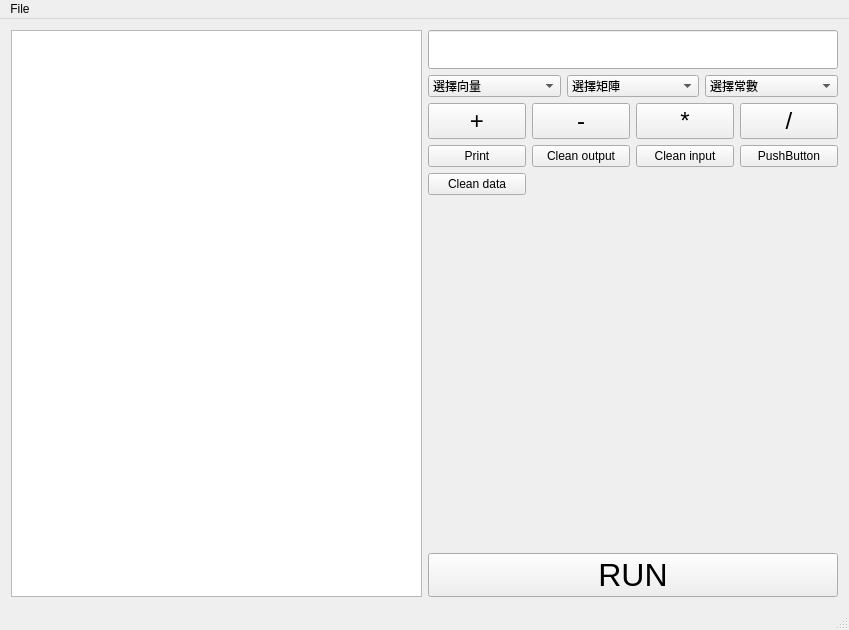
First picture: the form in mainwindow.ui, repository B10215029/linearcalc, before the edit.
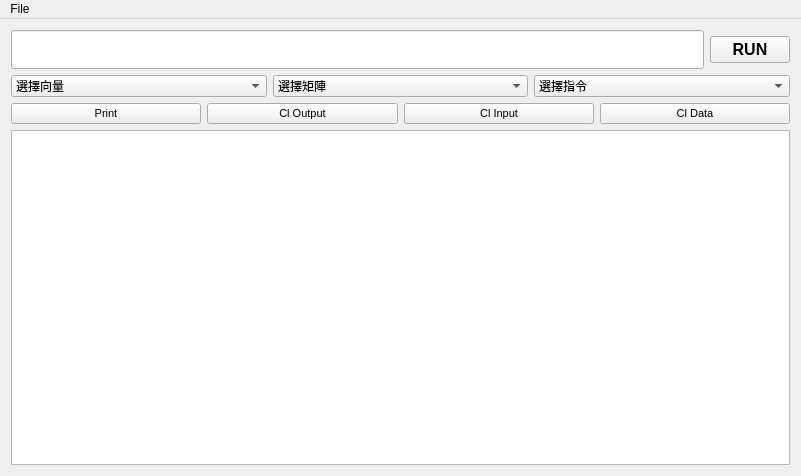
Second picture: the form after the edit.

Commit message: 輸出、輸入、UI 大翻修，基本上只剩儲存

What changed in the file:
```diff
--- a/mainwindow.ui
+++ b/mainwindow.ui
@@ -6,8 +6,8 @@
    <rect>
     <x>0</x>
     <y>0</y>
-    <width>849</width>
-    <height>630</height>
+    <width>801</width>
+    <height>476</height>
    </rect>
   </property>
   <property name="windowTitle">
@@ -15,23 +15,34 @@
   </property>
   <widget class="QWidget" name="centralWidget">
    <layout class="QHBoxLayout" name="horizontalLayout_2">
-    <item>
-     <widget class="QTextBrowser" name="textBrowser">
-      <property name="lineWrapMode">
-       <enum>QTextEdit::NoWrap</enum>
-      </property>
-     </widget>
-    </item>
     <item>
      <layout class="QVBoxLayout" name="verticalLayout_2">
       <item>
-       <widget class="QLineEdit" name="lineEdit">
-        <property name="font">
-         <font>
-          <pointsize>20</pointsize>
-         </font>
-        </property>
-       </widget>
+       <layout class="QHBoxLayout" name="horizontalLayout_8">
+        <item>
+         <widget class="QLineEdit" name="lineEdit">
+          <property name="font">
+           <font>
+            <pointsize>20</pointsize>
+           </font>
+          </property>
+         </widget>
+        </item>
+        <item>
+         <widget class="QPushButton" name="pushButton">
+          <property name="font">
+           <font>
+            <pointsize>12</pointsize>
+            <weight>75</weight>
+            <bold>true</bold>
+           </font>
+          </property>
+          <property name="text">
+           <string>RUN</string>
+          </property>
+         </widget>
+        </item>
+       </layout>
       </item>
       <item>
        <layout class="QHBoxLayout" name="horizontalLayout">
@@ -63,7 +74,7 @@
           </property>
           <item>
            <property name="text">
-            <string>選擇常數</string>
+            <string>選擇指令</string>
            </property>
           </item>
           <item>
@@ -122,113 +133,68 @@
       </item>
       <item>
        <layout class="QGridLayout" name="gridLayout">
-        <item row="4" column="2">
-         <widget class="QPushButton" name="pushButton_8">
-          <property name="text">
-           <string>Clean input</string>
-          </property>
-         </widget>
-        </item>
-        <item row="4" column="3">
-         <widget class="QPushButton" name="pushButton_9">
-          <property name="text">
-           <string>PushButton</string>
-          </property>
-         </widget>
-        </item>
-        <item row="4" column="1">
-         <widget class="QPushButton" name="pushButton_7">
-          <property name="text">
-           <string>Clean output</string>
-          </property>
-         </widget>
-        </item>
-        <item row="4" column="0">
-         <widget class="QPushButton" name="pushButton_6">
-          <property name="text">
-           <string>Print</string>
-          </property>
-         </widget>
-        </item>
-        <item row="3" column="3">
-         <widget class="QPushButton" name="pushButton_5">
-          <property name="font">
-           <font>
-            <pointsize>18</pointsize>
-           </font>
-          </property>
-          <property name="text">
-           <string>/</string>
-          </property>
-         </widget>
-        </item>
-        <item row="3" column="0">
-         <widget class="QPushButton" name="pushButton_2">
-          <property name="font">
-           <font>
-            <pointsize>18</pointsize>
-           </font>
-          </property>
-          <property name="text">
-           <string>+</string>
-          </property>
-         </widget>
-        </item>
-        <item row="3" column="2">
+        <item row="0" column="4">
          <widget class="QPushButton" name="pushButton_4">
           <property name="font">
            <font>
-            <pointsize>18</pointsize>
+            <pointsize>8</pointsize>
+            <weight>50</weight>
+            <bold>false</bold>
            </font>
           </property>
           <property name="text">
-           <string>*</string>
+           <string>Cl Input</string>
           </property>
          </widget>
         </item>
-        <item row="3" column="1">
+        <item row="0" column="5">
+         <widget class="QPushButton" name="pushButton_5">
+          <property name="font">
+           <font>
+            <pointsize>8</pointsize>
+            <weight>50</weight>
+            <bold>false</bold>
+           </font>
+          </property>
+          <property name="text">
+           <string>Cl Data</string>
+          </property>
+         </widget>
+        </item>
+        <item row="0" column="3">
          <widget class="QPushButton" name="pushButton_3">
           <property name="font">
            <font>
-            <pointsize>18</pointsize>
+            <pointsize>8</pointsize>
+            <weight>50</weight>
+            <bold>false</bold>
            </font>
           </property>
           <property name="text">
-           <string>-</string>
+           <string>Cl Output</string>
           </property>
          </widget>
         </item>
-        <item row="5" column="0">
-         <widget class="QPushButton" name="pushButton_10">
+        <item row="0" column="1">
+         <widget class="QPushButton" name="pushButton_2">
+          <property name="font">
+           <font>
+            <pointsize>8</pointsize>
+            <weight>50</weight>
+            <bold>false</bold>
+           </font>
+          </property>
           <property name="text">
-           <string>Clean data</string>
+           <string>Print</string>
           </property>
          </widget>
         </item>
        </layout>
       </item>
       <item>
-       <spacer name="verticalSpacer">
-        <property name="orientation">
-         <enum>Qt::Vertical</enum>
-        </property>
-        <property name="sizeHint" stdset="0">
-         <size>
-          <width>20</width>
-          <height>40</height>
-         </size>
-        </property>
-       </spacer>
-      </item>
-      <item>
-       <widget class="QPushButton" name="pushButton">
-        <property name="font">
-         <font>
-          <pointsize>24</pointsize>
-         </font>
-        </property>
-        <property name="text">
-         <string>RUN</string>
+       <widget class="QTextBrowser" name="textBrowser">
+        <property name="lineWrapMode">
+         <enum>QTextEdit::NoWrap</enum>
         </property>
        </widget>
       </item>
@@ -241,8 +207,8 @@
     <rect>
      <x>0</x>
      <y>0</y>
-     <width>849</width>
-     <height>25</height>
+     <width>801</width>
+     <height>21</height>
     </rect>
    </property>
    <widget class="QMenu" name="menuFile">
@@ -255,7 +221,6 @@
    </widget>
    <addaction name="menuFile"/>
   </widget>
-  <widget class="QStatusBar" name="statusBar"/>
   <action name="actionOpen">
    <property name="text">
     <string>Open</string>
```
Left out of the diff: 180 changed lines with no effect on the pictures. The commit also changes 6 other files.
